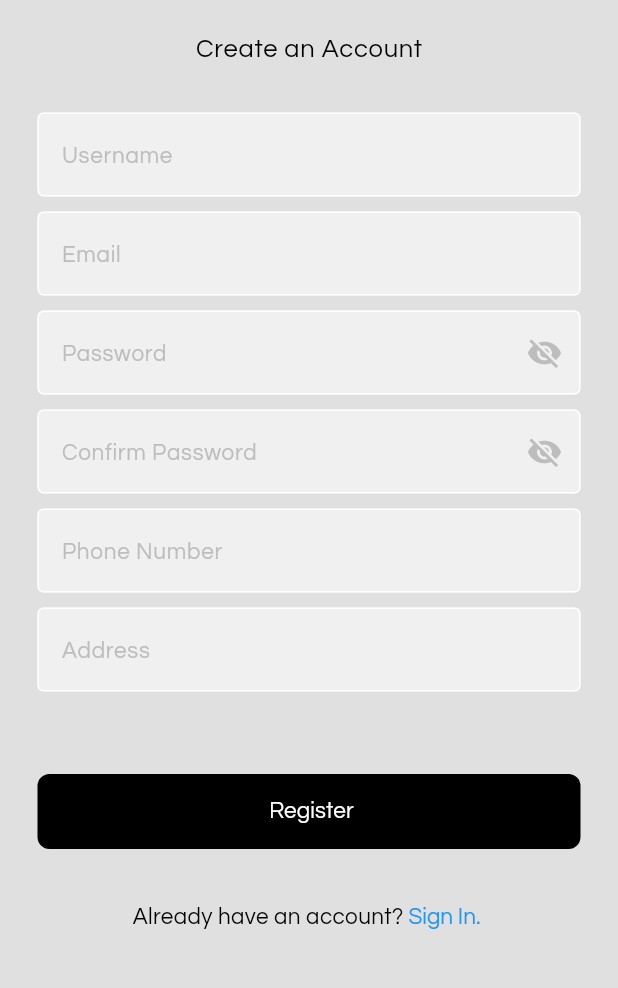
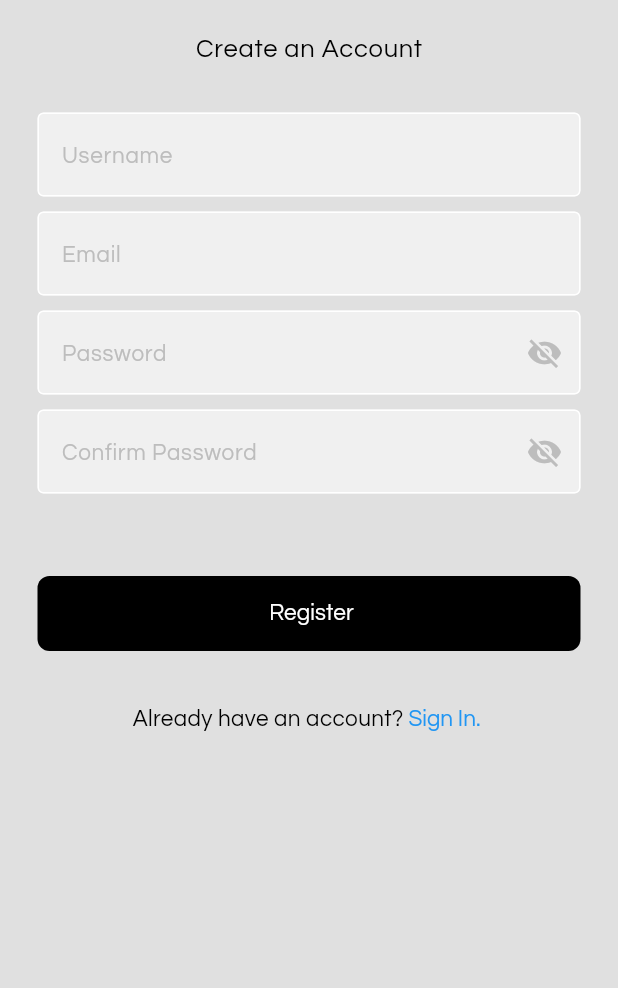
Before and after one commit to felixUOB/AI-Enhanced_Waste_Collection_2024, a Flutter app: the RegisterPage screen opened directly, on a phone screen of 412 x 824 dp, the part 186-1174 px from its top. Run offline on Flutter 3.47's test engine with Material 3 defaults, Android fonts, the phone set to English and light mode, and no system bars; our stand-ins replace fl_chart, flutter_dotenv, flutter_map, flutter_secure_storage, geolocator, get_it and 3 more; missing offline and left inert: encrypt, flutter_map_animations, open_route_service; accounts and stored records are empty.

Commit message:
update register screen

```diff
--- a/ewc_frontend/lib/screens/register/register.dart
+++ b/ewc_frontend/lib/screens/register/register.dart
@@ -96,25 +96,6 @@ class RegisterPage extends StatelessWidget {
                   height: 10,
                 ),
 
-                // Additional user information input fields (optional)
-                LoginTextfield(
-                  controller: phoneNumberController,
-                  hintText: "Phone Number",
-                  key: Key("phoneNumberField"),
-                ),
-                const SizedBox(
-                  height: 10,
-                ),
-
-                LoginTextfield(
-                  controller: addressController,
-                  hintText: "Address",
-                  key: Key("addressField"),
-                ),
-                const SizedBox(
-                  height: 10,
-                ),
-
                 // Register button
                 const SizedBox(
                   height: 20,
@@ -140,9 +121,6 @@ class RegisterPage extends StatelessWidget {
                         username: usernameController.text,
                         password: passwordController.text,
                         email: emailController.text,
-                        phoneNumber: phoneNumberController.text,
-                        address: addressController.text,
-                        // Include additional fields if necessary
                       );
                       // Navigate to the login page after registration
                       navigator.pop;
--- a/ewc_frontend/lib/services/auth_service/auth_service.dart
+++ b/ewc_frontend/lib/services/auth_service/auth_service.dart
@@ -206,8 +206,6 @@ class AuthService {
     required String username,
     required String password,
     required email,
-    required phoneNumber,
-    required address,
     // Additional fields if needed
   }) async {
     final response = await http.post(
@@ -217,12 +215,9 @@ class AuthService {
         'username': username,
         'password': password,
         'email': email ?? '',
-        'phone_number': phoneNumber ?? '',
-        'address': address ?? '',
         // Include additional fields if necessary
       }),
     );
-
     if (response.statusCode == 201) {
       // Perform additional actions upon successful registration
     } else {
```
